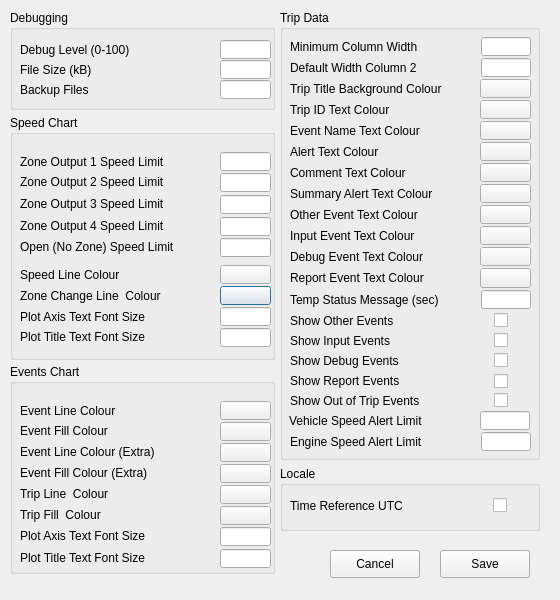
mikecv/etscrape, file preferences.ui: the form before one commit.
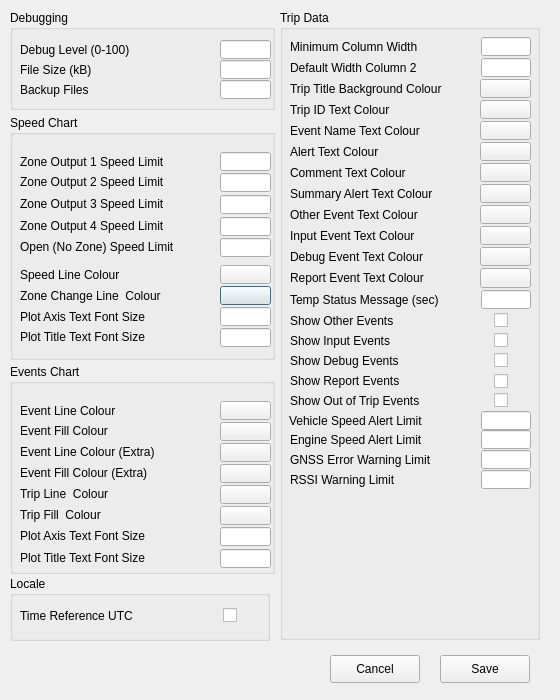
The form after the commit.

Commit message:
Added gnss location and rssi to trip data.
Updated help file for gnss logging.

The edit to the form file:
```diff
--- a/preferences.ui
+++ b/preferences.ui
@@ -10,7 +10,7 @@
     <x>0</x>
     <y>0</y>
     <width>560</width>
-    <height>600</height>
+    <height>700</height>
    </rect>
   </property>
   <property name="sizePolicy">
@@ -22,13 +22,13 @@
   <property name="minimumSize">
    <size>
     <width>560</width>
-    <height>600</height>
+    <height>700</height>
    </size>
   </property>
   <property name="maximumSize">
    <size>
     <width>560</width>
-    <height>600</height>
+    <height>700</height>
    </size>
   </property>
   <property name="windowTitle">
@@ -347,19 +347,19 @@
      <x>280</x>
      <y>10</y>
      <width>260</width>
-     <height>450</height>
+     <height>630</height>
     </rect>
    </property>
    <property name="minimumSize">
     <size>
      <width>260</width>
-     <height>450</height>
+     <height>630</height>
     </size>
    </property>
    <property name="maximumSize">
     <size>
      <width>260</width>
-     <height>450</height>
+     <height>630</height>
     </size>
    </property>
    <property name="title">
@@ -778,7 +778,7 @@
    <widget class="QLineEdit" name="speedAlertLimVal">
     <property name="geometry">
      <rect>
-      <x>200</x>
+      <x>201</x>
       <y>401</y>
       <width>50</width>
       <height>19</height>
@@ -798,7 +798,7 @@
     <property name="geometry">
      <rect>
       <x>201</x>
-      <y>422</y>
+      <y>420</y>
       <width>50</width>
       <height>19</height>
      </rect>
@@ -817,7 +817,7 @@
     <property name="geometry">
      <rect>
       <x>10</x>
-      <y>422</y>
+      <y>420</y>
       <width>181</width>
       <height>19</height>
      </rect>
@@ -945,12 +945,76 @@
      <string>Show Report Events</string>
     </property>
    </widget>
+   <widget class="QLabel" name="label_42">
+    <property name="geometry">
+     <rect>
+      <x>10</x>
+      <y>440</y>
+      <width>181</width>
+      <height>19</height>
+     </rect>
+    </property>
+    <property name="text">
+     <string>GNSS Error Warning Limit</string>
+    </property>
+   </widget>
+   <widget class="QLineEdit" name="gnssAlertLimVal">
+    <property name="geometry">
+     <rect>
+      <x>201</x>
+      <y>440</y>
+      <width>50</width>
+      <height>19</height>
+     </rect>
+    </property>
+    <property name="toolTip">
+     <string extracomment="Debug level (0-100)"/>
+    </property>
+    <property name="inputMethodHints">
+     <set>Qt::ImhNone</set>
+    </property>
+    <property name="maxLength">
+     <number>5</number>
+    </property>
+   </widget>
+   <widget class="QLabel" name="label_43">
+    <property name="geometry">
+     <rect>
+      <x>10</x>
+      <y>460</y>
+      <width>181</width>
+      <height>19</height>
+     </rect>
+    </property>
+    <property name="text">
+     <string>RSSI Warning Limit</string>
+    </property>
+   </widget>
+   <widget class="QLineEdit" name="rssiAlertLimVal">
+    <property name="geometry">
+     <rect>
+      <x>201</x>
+      <y>460</y>
+      <width>50</width>
+      <height>19</height>
+     </rect>
+    </property>
+    <property name="toolTip">
+     <string extracomment="Debug level (0-100)"/>
+    </property>
+    <property name="inputMethodHints">
+     <set>Qt::ImhNone</set>
+    </property>
+    <property name="maxLength">
+     <number>5</number>
+    </property>
+   </widget>
   </widget>
   <widget class="QGroupBox" name="localeBox">
    <property name="geometry">
     <rect>
-     <x>280</x>
-     <y>466</y>
+     <x>10</x>
+     <y>576</y>
      <width>260</width>
      <height>65</height>
     </rect>
@@ -1122,7 +1186,7 @@
    <property name="geometry">
     <rect>
      <x>440</x>
-     <y>550</y>
+     <y>655</y>
      <width>90</width>
      <height>28</height>
     </rect>
@@ -1138,7 +1202,7 @@
    <property name="geometry">
     <rect>
      <x>330</x>
-     <y>550</y>
+     <y>655</y>
      <width>90</width>
      <height>28</height>
     </rect>
```
The commit also changes 7 other files.
